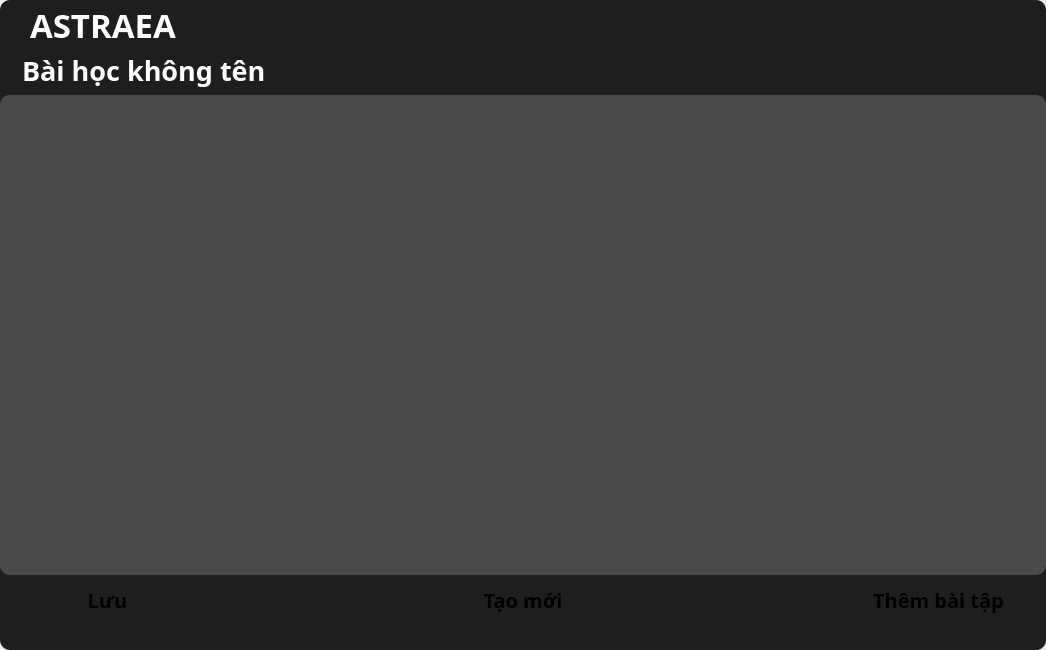
Before: the Qt Designer form UI_Files/edit_form.ui in hoangm960/Astraea, drawn with Qt 5.
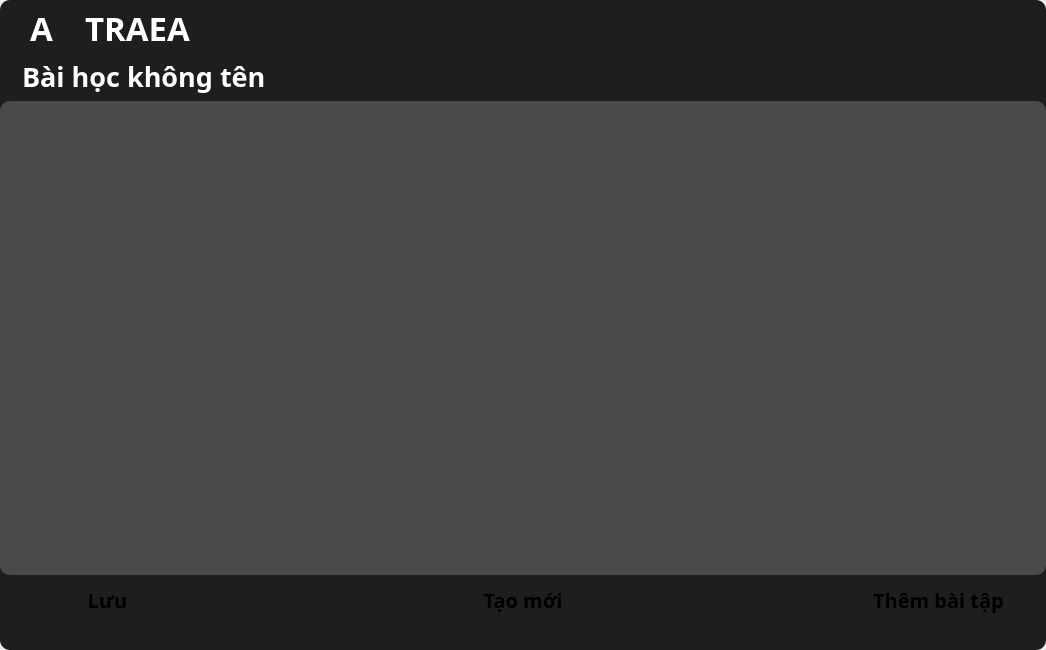
After: the same form once the commit is applied. The open tabs and pages were chosen to show the change. Icons and pictures are not drawn.

Patch:
```diff
--- a/UI_Files/edit_form.ui
+++ b/UI_Files/edit_form.ui
@@ -126,6 +126,12 @@
           </property>
           <item>
            <widget class="QFrame" name="title">
+            <property name="maximumSize">
+             <size>
+              <width>16777215</width>
+              <height>16777215</height>
+             </size>
+            </property>
             <property name="frameShape">
              <enum>QFrame::StyledPanel</enum>
             </property>
@@ -149,30 +155,130 @@
               <number>0</number>
              </property>
              <item>
-              <widget class="QLabel" name="title_label">
+              <widget class="QFrame" name="frame_4">
                <property name="minimumSize">
                 <size>
-                 <width>0</width>
-                 <height>50</height>
+                 <width>180</width>
+                 <height>0</height>
                 </size>
                </property>
                <property name="maximumSize">
                 <size>
-                 <width>16777215</width>
+                 <width>180</width>
                  <height>16777215</height>
                 </size>
                </property>
-               <property name="font">
-                <font>
-                 <family>Montserrat Semi Bold</family>
-                 <pointsize>25</pointsize>
-                 <weight>75</weight>
-                 <bold>true</bold>
-                </font>
+               <property name="frameShape">
+                <enum>QFrame::StyledPanel</enum>
                </property>
-               <property name="text">
-                <string>ASTRAEA</string>
+               <property name="frameShadow">
+                <enum>QFrame::Raised</enum>
                </property>
+               <layout class="QHBoxLayout" name="horizontalLayout_14">
+                <property name="spacing">
+                 <number>0</number>
+                </property>
+                <property name="leftMargin">
+                 <number>0</number>
+                </property>
+                <property name="topMargin">
+                 <number>0</number>
+                </property>
+                <property name="rightMargin">
+                 <number>0</number>
+                </property>
+                <property name="bottomMargin">
+                 <number>0</number>
+                </property>
+                <item>
+                 <widget class="QLabel" name="label_9">
+                  <property name="minimumSize">
+                   <size>
+                    <width>25</width>
+                    <height>0</height>
+                   </size>
+                  </property>
+                  <property name="maximumSize">
+                   <size>
+                    <width>25</width>
+                    <height>16777215</height>
+                   </size>
+                  </property>
+                  <property name="font">
+                   <font>
+                    <family>Montserrat Semi Bold</family>
+                    <pointsize>25</pointsize>
+                    <weight>75</weight>
+                    <bold>true</bold>
+                   </font>
+                  </property>
+                  <property name="styleSheet">
+                   <string notr="true">color: rgb(255,255,255);</string>
+                  </property>
+                  <property name="text">
+                   <string>A</string>
+                  </property>
+                 </widget>
+                </item>
+                <item>
+                 <widget class="QFrame" name="frame_6">
+                  <property name="minimumSize">
+                   <size>
+                    <width>30</width>
+                    <height>56</height>
+                   </size>
+                  </property>
+                  <property name="maximumSize">
+                   <size>
+                    <width>30</width>
+                    <height>50</height>
+                   </size>
+                  </property>
+                  <property name="font">
+                   <font>
+                    <family>Montserrat Semi Bold</family>
+                    <pointsize>25</pointsize>
+                    <weight>75</weight>
+                    <bold>true</bold>
+                   </font>
+                  </property>
+                  <property name="styleSheet">
+                   <string notr="true">background: transparent;
+image: url(:/images/icons/nogo-01.png);</string>
+                  </property>
+                  <property name="frameShape">
+                   <enum>QFrame::StyledPanel</enum>
+                  </property>
+                  <property name="frameShadow">
+                   <enum>QFrame::Raised</enum>
+                  </property>
+                 </widget>
+                </item>
+                <item>
+                 <widget class="QLabel" name="label_8">
+                  <property name="maximumSize">
+                   <size>
+                    <width>16777215</width>
+                    <height>16777215</height>
+                   </size>
+                  </property>
+                  <property name="font">
+                   <font>
+                    <family>Montserrat Semi Bold</family>
+                    <pointsize>25</pointsize>
+                    <weight>75</weight>
+                    <bold>true</bold>
+                   </font>
+                  </property>
+                  <property name="styleSheet">
+                   <string notr="true">color: rgb(255,255,255);</string>
+                  </property>
+                  <property name="text">
+                   <string>TRAEA</string>
+                  </property>
+                 </widget>
+                </item>
+               </layout>
               </widget>
              </item>
             </layout>
@@ -842,8 +948,8 @@
                         <rect>
                          <x>0</x>
                          <y>0</y>
-                         <width>1046</width>
-                         <height>479</height>
+                         <width>100</width>
+                         <height>400</height>
                         </rect>
                        </property>
                       </widget>
```
